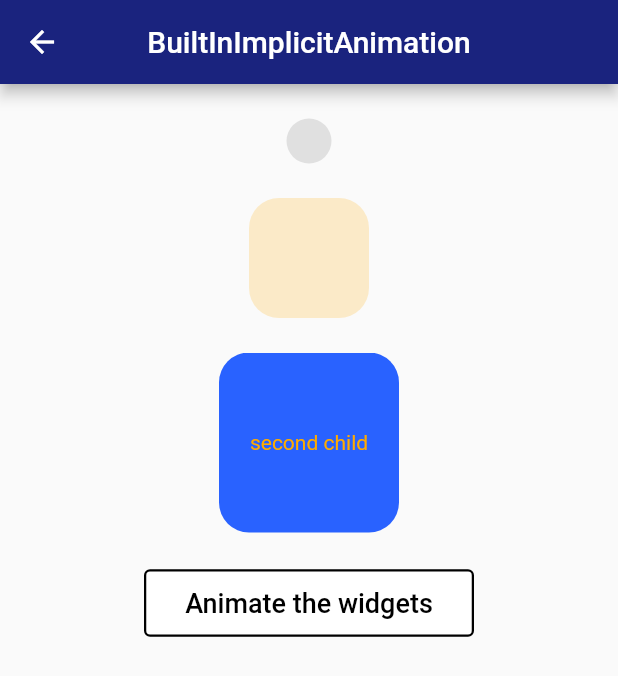
After one commit to MahanaElbana/flutter_repository, a Flutter app: the BuiltInImplicitAnimation screen opened directly, on a phone screen of 412 x 824 dp. The commit adds this screen. Shown: the top 676 px of the screen. Run offline on Flutter 3.47's test engine with Material 2 defaults, Android fonts, the phone set to English and light mode, and no system bars; our stand-ins replace flutter_zoom_drawer.

Commit message:
built in implicit widget

```diff
--- a/lib/core/components/navigator_route_button/custom_button.dart
+++ b/lib/core/components/navigator_route_button/custom_button.dart
@@ -5,6 +5,7 @@ import 'package:flutter_repository/views/animated_circ_pop_out_floating.dart';
 import 'package:flutter_repository/views/animated_drawer.dart';
 import 'package:flutter_repository/views/animated_on_boarding_screen.dart';
 import 'package:flutter_repository/views/animation/loading_animation.dart';
+import 'package:flutter_repository/views/animation_conclusion/code_based_animation/implicit/built_in_implicit_animation/built_in_implicit_animation.dart';
 import 'package:flutter_repository/views/animation_view_first.dart';
 import 'package:flutter_repository/views/boat_app_ui/boat_app.dart';
 import 'package:flutter_repository/views/circlura_floating_pop_out_menu.dart';
@@ -277,5 +278,17 @@ List<CustomButton> screenLists(BuildContext context) {
       forgroundString: "CliperScreen",
       iconData: Icons.adobe,
     ),
+     //===================== BuiltInImplicitAnimation
+
+      CustomButton(
+      backGroundColor: Colors.primaries[17],
+      onPressed: () {
+        AppNavigatorFunctions.defaultPush(
+            context,  const BuiltInImplicitAnimation());
+      },
+      forgroundString: "BuiltInImplicitAnimation",
+      iconData: Icons.adobe,
+    ),
+
   ];
 }
--- /dev/null
+++ b/lib/views/animation_conclusion/code_based_animation/implicit/built_in_implicit_animation/built_in_implicit_animation.dart
@@ -0,0 +1,196 @@
+import 'package:flutter/material.dart';
+
+//
+class BuiltInImplicitAnimation extends StatefulWidget {
+  const BuiltInImplicitAnimation({super.key});
+
+  @override
+  State<BuiltInImplicitAnimation> createState() =>
+      _BuiltInImplicitAnimationState();
+}
+
+class _BuiltInImplicitAnimationState extends State<BuiltInImplicitAnimation> {
+  // ---------- variables && functions  ---------------//
+  bool status = false;
+  void toggleSelectionState() {
+    setState(() {
+      status = !status;
+    });
+  }
+
+  // ---------------- variables && functions ----------------//
+  @override
+  Widget build(BuildContext context) {
+    return Scaffold(
+      /// ------------------ [AppBar] --------------------//
+      appBar: AppBar(
+        title:const Text(
+          "BuiltInImplicitAnimation",
+          style: TextStyle(
+            color: Colors.white,
+          ),
+        ),
+      ),
+
+      /// ------------------ [body] --------------------//
+      body: SizedBox(
+        width: double.infinity,
+        height: double.infinity,
+        child: SingleChildScrollView(
+          child: Column(
+            children: [
+              const SizedBox(height: 23.0),
+              // ---------------- CustomAnimatedContainer ---------------------- //
+              CustomAnimatedContainer(status: status),
+              const SizedBox(height: 23.0),
+              // ---------------- CustomAnimatedOpacity ---------------------- //
+              CustomAnimatedOpacity(status: status),
+              const SizedBox(height: 23.0),
+              // ---------------- CustomAnimatedCrossFade ---------------------- //
+              CustomAnimatedCrossFade(status: status),
+              const SizedBox(height: 23.0),
+
+              // ---------------- ACTION BUTTON ---------------------- //
+              CustomOutlinedButton(
+                onPressed: toggleSelectionState,
+              ),
+            ],
+          ),
+        ),
+      ),
+    );
+  }
+}
+
+///  - [built-in implicit] animation
+///      - such as the [nimatedContainer] widget,
+///      - which is easy to handle and has a ready-made widget.
+
+class CustomAnimatedContainer extends StatelessWidget {
+  const CustomAnimatedContainer({
+    super.key,
+    required this.status,
+  });
+
+  final bool status;
+
+  @override
+  Widget build(BuildContext context) {
+    return AnimatedContainer(
+      height: status ? const Size(100, 30).height : const Size(30, 30).height,
+      width: status ? const Size(100, 30).width : const Size(30, 30).width,
+      duration: const Duration(seconds: 2),
+      decoration: BoxDecoration(
+        borderRadius: BorderRadius.circular(25),
+        color: status ? Colors.blueAccent.shade700 : Colors.grey.shade300,
+      ),
+    );
+  }
+}
+
+class CustomAnimatedOpacity extends StatelessWidget {
+  const CustomAnimatedOpacity({
+    super.key,
+    required this.status,
+  });
+
+  final bool status;
+
+  @override
+  Widget build(BuildContext context) {
+    return AnimatedOpacity(
+      opacity: status ? 1 : 0.2,
+      duration: const Duration(milliseconds: 1500),
+      curve: Curves.easeInExpo,
+      child: Container(
+        height: 80,
+        width: 80,
+        decoration: BoxDecoration(
+          borderRadius: BorderRadius.circular(20.0),
+          color: Colors.amberAccent.shade700,
+        ),
+      ),
+    );
+  }
+}
+
+class CustomAnimatedCrossFade extends StatelessWidget {
+  const CustomAnimatedCrossFade({
+    super.key,
+    required this.status,
+  });
+
+  final bool status;
+
+  @override
+  Widget build(BuildContext context) {
+    return AnimatedCrossFade(
+      alignment: Alignment.center,
+      firstCurve: Curves.easeInCubic,
+      secondCurve: Curves.bounceOut,
+      reverseDuration: const Duration(seconds: 3),
+      firstChild: Container(
+        height: 140,
+        width: 140,
+        decoration: BoxDecoration(
+          borderRadius: BorderRadius.circular(20.0),
+          color: Colors.amberAccent.shade700,
+        ),
+        child: Center(
+          child: Text(
+            "first child",
+            style: TextStyle(
+              color: Colors.blueAccent.shade700,
+            ),
+          ),
+        ),
+      ),
+      secondChild: Container(
+        height: 120,
+        width: 120,
+        decoration: BoxDecoration(
+          borderRadius: BorderRadius.circular(20.0),
+          color: Colors.blueAccent.shade700,
+        ),
+        child: Center(
+          child: Text(
+            "second child",
+            style: TextStyle(
+              color: Colors.amberAccent.shade700,
+            ),
+          ),
+        ),
+      ),
+      crossFadeState:
+          status ? CrossFadeState.showFirst : CrossFadeState.showSecond,
+      duration: const Duration(seconds: 2),
+    );
+  }
+}
+
+class CustomOutlinedButton extends StatelessWidget {
+  final VoidCallback onPressed;
+  const CustomOutlinedButton({
+    super.key,
+    required this.onPressed,
+  });
+
+  @override
+  Widget build(BuildContext context) {
+    return OutlinedButton(
+      onPressed: onPressed,
+      style: OutlinedButton.styleFrom(
+        backgroundColor: Colors.white,
+        foregroundColor: Colors.black,
+        alignment: Alignment.center,
+        minimumSize: const Size(220, 45.0),
+        shadowColor: Colors.blueGrey.shade300,
+        side: const BorderSide(width: 1.5),
+      ),
+      child: const Text(
+        "Animate the widgets",
+        style: TextStyle(fontSize: 18.0),
+      ),
+    );
+  }
+}
```
Also changed, not shown: lib/dart_conclusion/lists.dart (added, +83 -0 lines), 1 other file.
